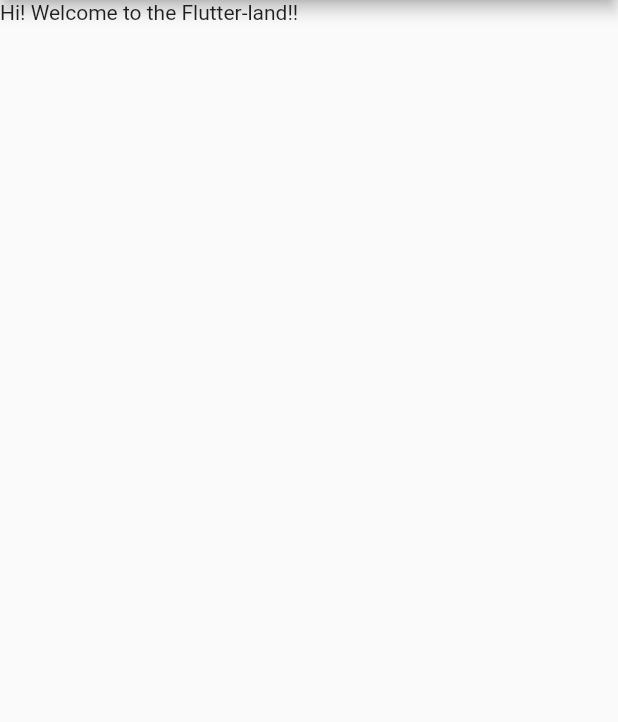
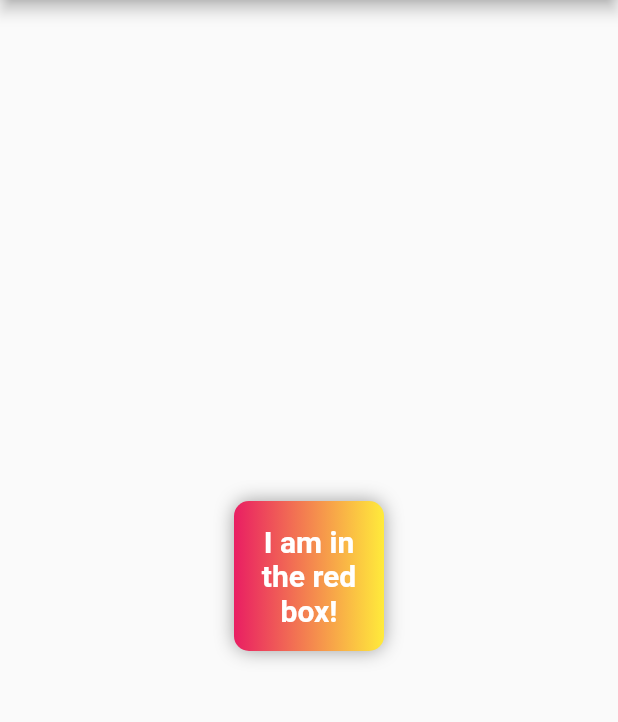
Before and after one commit to irfan87/awesome_flutter_app, a Flutter app: the screen it shows after launch, on a phone screen of 412 x 824 dp, the part 84-806 px from its top. Run offline on Flutter 3.47's test engine with Material 2 defaults, Android fonts, the phone set to English and light mode, and no system bars.

Commit message:
playing around with container and text widget that Flutter provided

```diff
--- a/lib/main.dart
+++ b/lib/main.dart
@@ -19,8 +19,38 @@ class Homepage extends StatelessWidget {
       appBar: AppBar(
         title: Text('Awesome App'),
       ),
-      body: Container(
-        child: Text('Hi! Welcome to the Flutter-land!!'),
+      body: Center(
+        child: Container(
+          padding: const EdgeInsets.all(8),
+          width: 100,
+          height: 100,
+          alignment: Alignment.center,
+          decoration: BoxDecoration(
+            color: Colors.red,
+            borderRadius: BorderRadius.circular(10),
+            boxShadow: [
+              BoxShadow(
+                color: Colors.grey,
+                blurRadius: 10,
+              )
+            ],
+            gradient: LinearGradient(
+              colors: [
+                Colors.pink,
+                Colors.yellow,
+              ],
+            ),
+          ),
+          child: Text(
+            'I am in the red box!',
+            textAlign: TextAlign.center,
+            style: TextStyle(
+              fontSize: 20,
+              color: Colors.white,
+              fontWeight: FontWeight.bold,
+            ),
+          ),
+        ),
       ),
     );
   }
```
Also changed, not shown: 1 other file.
